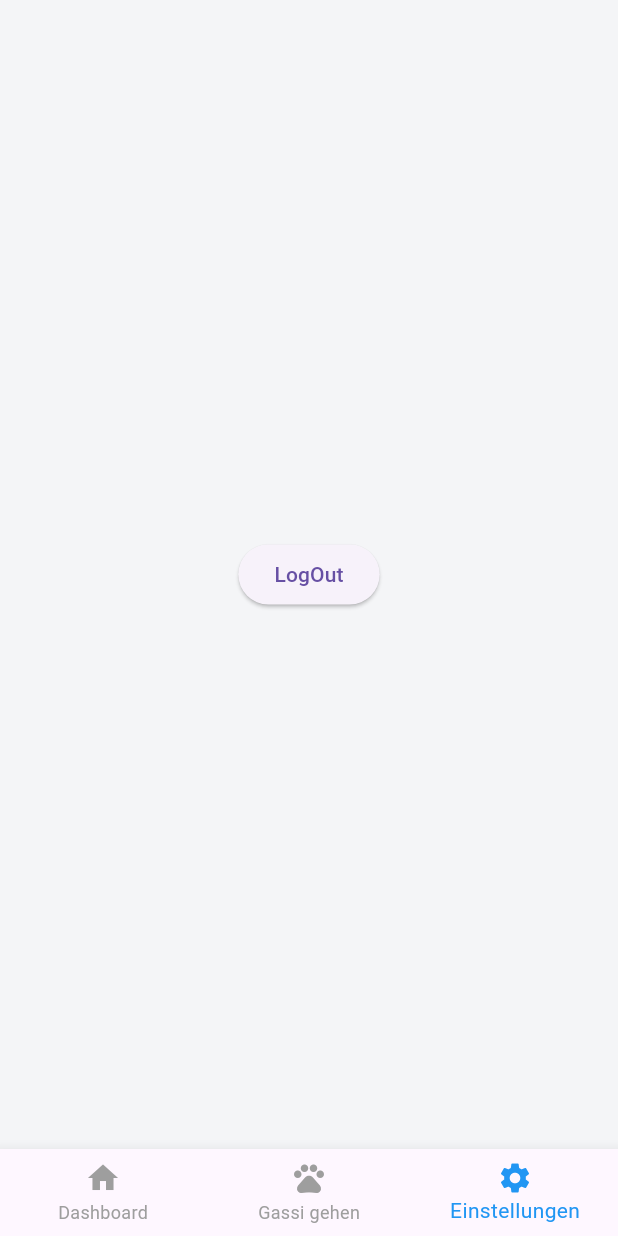
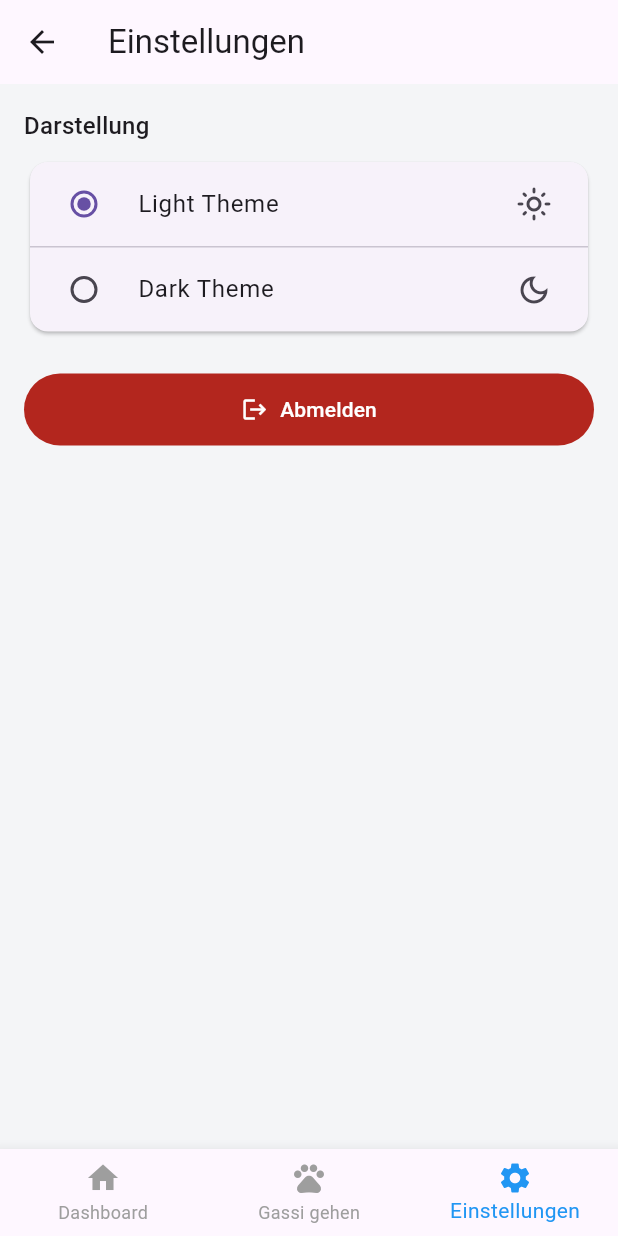
Before and after one commit to david-lenz-fh/HundeRunde, a Flutter app: the MainScreen screen opened directly, item 3 of the bottom bar chosen, on a phone screen of 412 x 824 dp. Run offline on Flutter 3.47's test engine with Material 3 defaults, Android fonts, the phone set to English and light mode, and no system bars; our stand-ins replace flutter_map, flutter_secure_storage, geolocator, latlong2, pocketbase, shared_preferences and 1 more; missing offline and left inert: google_polyline_algorithm; accounts and stored records are empty; network calls fail.

Commit message:
settings udn tests

```diff
--- /dev/null
+++ b/lib/controllers/theme_controller.dart
@@ -0,0 +1,29 @@
+import 'package:flutter/material.dart';
+import 'package:shared_preferences/shared_preferences.dart';
+
+class ThemeController extends ChangeNotifier {
+  static const _preferenceKey = 'isDarkTheme';
+
+  ThemeController._(this._preferences, this._themeMode);
+
+  final SharedPreferences _preferences;
+  ThemeMode _themeMode;
+
+  ThemeMode get themeMode => _themeMode;
+
+  static Future<ThemeController> load(SharedPreferences preferences) async {
+    final isDark = preferences.getBool(_preferenceKey) ?? false;
+    return ThemeController._(
+      preferences,
+      isDark ? ThemeMode.dark : ThemeMode.light,
+    );
+  }
+
+  Future<void> setThemeMode(ThemeMode themeMode) async {
+    if (_themeMode == themeMode) return;
+
+    _themeMode = themeMode;
+    notifyListeners();
+    await _preferences.setBool(_preferenceKey, themeMode == ThemeMode.dark);
+  }
+}
--- a/lib/main.dart
+++ b/lib/main.dart
@@ -4,6 +4,7 @@ import 'package:shared_preferences/shared_preferences.dart';
 import 'package:starter_flutter/controllers/dogwalk_controller.dart';
 import 'package:starter_flutter/controllers/dogwalk_recorder.dart';
 import 'package:starter_flutter/controllers/location_controller.dart';
+import 'package:starter_flutter/controllers/theme_controller.dart';
 import 'package:starter_flutter/controllers/weather_controller.dart';
 import 'package:starter_flutter/screens/check_in_screen.dart';
 import 'package:starter_flutter/screens/login_screen.dart';
@@ -14,16 +15,18 @@ void main() async{
   WidgetsFlutterBinding.ensureInitialized();
 
   final prefs = await SharedPreferences.getInstance();
+  final themeController = await ThemeController.load(prefs);
   await PocketBaseService.instance.init();
 
   var hasCheckedIn = prefs.getBool('hasCheckedIn') ?? false;
   hasCheckedIn = false;
-  runApp(MyApp(showCheckIn: !hasCheckedIn));
+  runApp(MyApp(showCheckIn: !hasCheckedIn, themeController: themeController));
 }
 
 class MyApp extends StatelessWidget {
   final bool showCheckIn;
-  const MyApp({super.key, required this.showCheckIn});
+  final ThemeController themeController;
+  const MyApp({super.key, required this.showCheckIn, required this.themeController});
 
   @override
   Widget build(BuildContext context) {
@@ -46,13 +49,22 @@ class MyApp extends StatelessWidget {
         ChangeNotifierProvider.value(
           value: PocketBaseService.instance,
         ),
+        ChangeNotifierProvider.value(
+          value: themeController,
+        ),
       ],
-      child: MaterialApp(
+      child: Consumer<ThemeController>(
+        builder: (context, themeController, _) => MaterialApp(
           title: 'Dog Walk App',
           theme: ThemeData(
             primarySwatch: Colors.blue,
             scaffoldBackgroundColor: const Color(0xFFF4F5F7),
           ),
+          darkTheme: ThemeData(
+            brightness: Brightness.dark,
+            primarySwatch: Colors.blue,
+          ),
+          themeMode: themeController.themeMode,
           home: Consumer2<PocketBaseService, DogWalkController>(
             builder: (context, pbService, dogwalkController, _) {
               if (!pbService.isLoggedIn) {
@@ -66,6 +78,7 @@ class MyApp extends StatelessWidget {
             },
           ),
         ),
+      ),
     );
   }
 }
--- a/lib/screens/home_screen.dart
+++ b/lib/screens/home_screen.dart
@@ -14,7 +14,7 @@ class HomeScreen extends StatelessWidget {
     final dogWalkCtrl = context.watch<DogWalkController>();
 
     return Scaffold(
-      backgroundColor: const Color(0xFFF4F5F7),
+      backgroundColor: Theme.of(context).scaffoldBackgroundColor,
       body: SafeArea(
         child: Padding(
           padding: const EdgeInsets.only(left: 10, right: 10, top: 20),
@@ -22,9 +22,7 @@ class HomeScreen extends StatelessWidget {
             crossAxisAlignment: CrossAxisAlignment.stretch,
             children: [
               // Wenn das Wetter noch lädt, zeige einen Ladekringel ansonsten die Karte
-              weatherController.isLoading
-                  ? const Center(child: CircularProgressIndicator())
-                  : weatherCard(weatherController),
+              weatherCard(weatherController),
 
               const SizedBox(height: 10),
 
--- a/lib/screens/main_screen.dart
+++ b/lib/screens/main_screen.dart
@@ -1,7 +1,7 @@
 import 'package:flutter/material.dart';
 import 'package:starter_flutter/screens/dogwalk_screen.dart';
 import 'package:starter_flutter/screens/home_screen.dart';
-import 'package:starter_flutter/services/pocketbase_service.dart';
+import 'package:starter_flutter/screens/settings_screen.dart';
 
 class MainScreen extends StatefulWidget {
   const MainScreen({super.key});
@@ -15,12 +15,7 @@ class _MainScreenState extends State<MainScreen> {
   final List<Widget> _screens = [
     const HomeScreen(),
     const DogwalkScreen(),
-    Center(child: ElevatedButton(
-        onPressed: (){
-          PocketBaseService.instance.logout();
-        },
-        child: const Text('LogOut'),
-      )),
+    const SettingsScreen(),
   ];
 
   @override
--- /dev/null
+++ b/lib/screens/settings_screen.dart
@@ -0,0 +1,85 @@
+import 'package:flutter/material.dart';
+import 'package:provider/provider.dart';
+import 'package:starter_flutter/controllers/theme_controller.dart';
+import 'package:starter_flutter/services/pocketbase_service.dart';
+
+class SettingsScreen extends StatelessWidget {
+  const SettingsScreen({super.key});
+
+  Future<void> _confirmLogout(BuildContext context) async {
+    final shouldLogout = await showDialog<bool>(
+      context: context,
+      builder: (dialogContext) => AlertDialog(
+        title: const Text('Abmelden?'),
+        content: const Text('Möchtest du dich wirklich abmelden?'),
+        actions: [
+          TextButton(
+            onPressed: () => Navigator.of(dialogContext).pop(false),
+            child: const Text('Abbrechen'),
+          ),
+          FilledButton(
+            onPressed: () => Navigator.of(dialogContext).pop(true),
+            child: const Text('Abmelden'),
+          ),
+        ],
+      ),
+    );
+
+    if (shouldLogout == true && context.mounted) {
+      context.read<PocketBaseService>().logout();
+    }
+  }
+
+  @override
+  Widget build(BuildContext context) {
+    final themeController = context.watch<ThemeController>();
+
+    return Scaffold(
+      appBar: AppBar(title: const Text('Einstellungen')),
+      body: ListView(
+        padding: const EdgeInsets.all(16),
+        children: [
+          Text('Darstellung', style: Theme.of(context).textTheme.titleMedium),
+          const SizedBox(height: 8),
+          Card(
+            clipBehavior: Clip.antiAlias,
+            child: Column(
+              children: [
+                RadioListTile<ThemeMode>(
+                  value: ThemeMode.light,
+                  groupValue: themeController.themeMode,
+                  title: const Text('Light Theme'),
+                  secondary: const Icon(Icons.light_mode_outlined),
+                  onChanged: (value) {
+                    if (value != null) themeController.setThemeMode(value);
+                  },
+                ),
+                const Divider(height: 1),
+                RadioListTile<ThemeMode>(
+                  value: ThemeMode.dark,
+                  groupValue: themeController.themeMode,
+                  title: const Text('Dark Theme'),
+                  secondary: const Icon(Icons.dark_mode_outlined),
+                  onChanged: (value) {
+                    if (value != null) themeController.setThemeMode(value);
+                  },
+                ),
+              ],
+            ),
+          ),
+          const SizedBox(height: 24),
+          FilledButton.icon(
+            onPressed: () => _confirmLogout(context),
+            icon: const Icon(Icons.logout),
+            label: const Text('Abmelden'),
+            style: FilledButton.styleFrom(
+              backgroundColor: Theme.of(context).colorScheme.error,
+              foregroundColor: Theme.of(context).colorScheme.onError,
+              padding: const EdgeInsets.symmetric(vertical: 14),
+            ),
+          ),
+        ],
+      ),
+    );
+  }
+}
```
Also changed, not shown: lib/controllers/dogwalk_recorder.dart (line endings or trailing spaces), 3 other files. Lines whose indentation alone changed are shown as unchanged.
